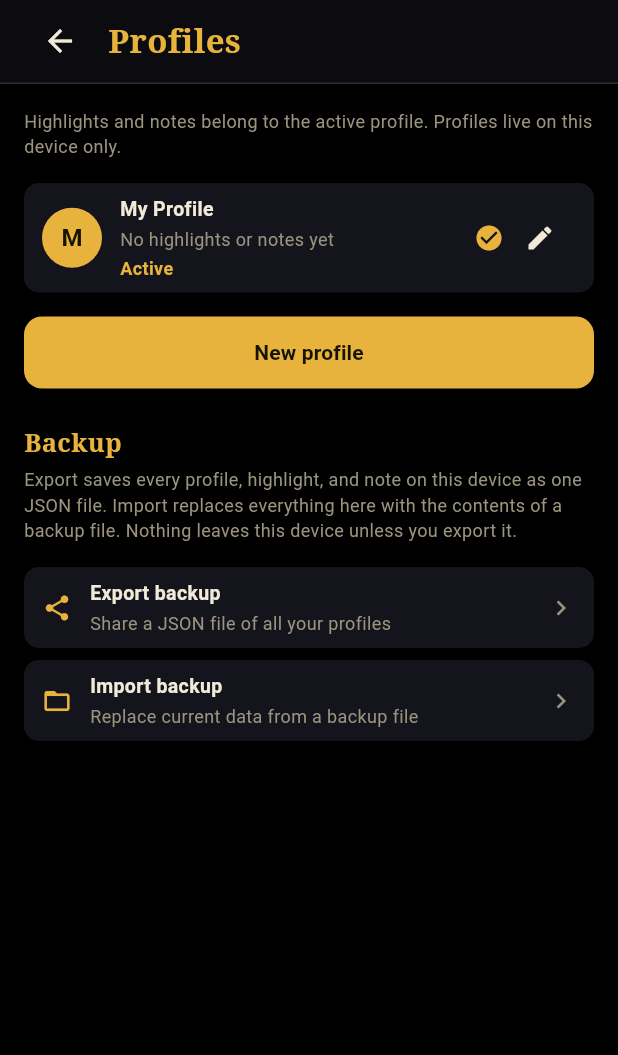
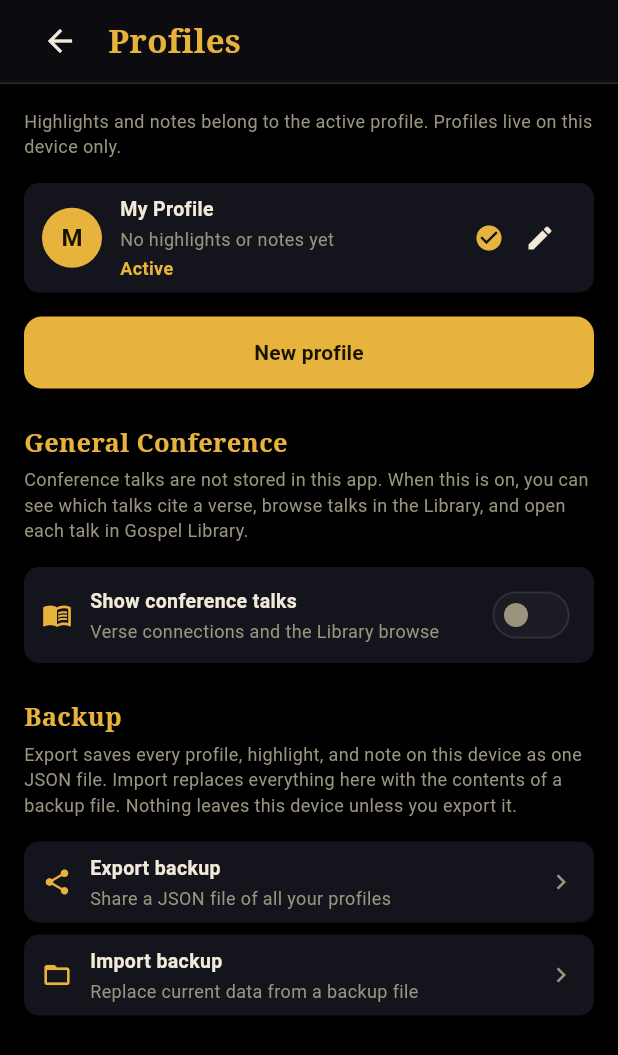
Before and after one commit to TScadden/woven-word, a Flutter app: the ProfilesScreen screen opened directly, on a phone screen of 412 x 824 dp. Shown: the top 1055 px of the screen. Run offline on Flutter 3.47's test engine with Material 3 defaults, Android fonts, the phone set to English and light mode, and no system bars; our stand-ins replace file_picker, share_plus, shared_preferences; accounts and stored records are empty.

Commit message:
Run 8 UI: Profiles General Conference toggle (§2)

```diff
--- a/flutter/lib/screens/profiles_screen.dart
+++ b/flutter/lib/screens/profiles_screen.dart
@@ -21,12 +21,30 @@ import '../theme/ww_theme.dart';
 /// board run 5 — the category pattern is an identity entry at the top
 /// of home: YouVersion's profile, the avatar entry in newer apps).
 class ProfilesScreen extends StatefulWidget {
-  const ProfilesScreen({super.key, this.pickBackupFile, this.shareBackup});
+  const ProfilesScreen({
+    super.key,
+    this.pickBackupFile,
+    this.shareBackup,
+    this.conferenceEnabled = false,
+    this.onConferenceChanged,
+  });
 
   /// Picks a backup file and returns its bytes; a null return is a
   /// cancelled pick. Defaults to the system file picker. Tests
   /// inject a fake picker through this seam.
   final Future<Uint8List?> Function()? pickBackupFile;
+
+  /// The General Conference layer's state when this screen opens
+  /// (board run 8, spec §2). The shell owns the preference; this
+  /// screen shows the value it was opened with and reports flips
+  /// through [onConferenceChanged]. A standalone pump (tests) gets
+  /// the default OFF state and may flip the row locally.
+  final bool conferenceEnabled;
+
+  /// Called with the new value the moment the toggle row is
+  /// tapped — visible state first, persistence fire-and-forget at
+  /// the owner (spec §1.1 / §2.4).
+  final ValueChanged<bool>? onConferenceChanged;
 
   /// Shares the exported backup JSON. Defaults to the system share
   /// sheet. Tests inject a fake through this seam.
@@ -40,11 +58,22 @@ class _ProfilesScreenState extends State<ProfilesScreen> {
   UserDataStore? _store;
   UserData _data = UserData();
   bool _loaded = false;
+  late bool _conferenceEnabled;
 
   @override
   void initState() {
     super.initState();
+    _conferenceEnabled = widget.conferenceEnabled;
     _load();
+  }
+
+  /// The conference toggle (spec §2.4): one action for the whole
+  /// row and for the switch inside it. The visible state flips
+  /// first; the owner persists at tap time (§1.1).
+  void _toggleConference(bool value) {
+    if (value == _conferenceEnabled) return;
+    setState(() => _conferenceEnabled = value);
+    widget.onConferenceChanged?.call(value);
   }
 
   Future<void> _load() async {
@@ -498,6 +527,17 @@ class _ProfilesScreenState extends State<ProfilesScreen> {
           child: const Text('New profile', style: WwType.goldButtonLabel),
         ),
         const SizedBox(height: 24),
+        const Text('General Conference', style: WwType.selectionTitle),
+        const SizedBox(height: 4),
+        const Text(
+          'Conference talks are not stored in this app. When this is '
+          'on, you can see which talks cite a verse, browse talks in '
+          'the Library, and open each talk in Gospel Library.',
+          style: WwType.captionOnDark,
+        ),
+        const SizedBox(height: 16),
+        _conferenceRow(),
+        const SizedBox(height: 24),
         const Text('Backup', style: WwType.selectionTitle),
         const SizedBox(height: 4),
         const Text(
@@ -569,6 +609,93 @@ class _ProfilesScreenState extends State<ProfilesScreen> {
                 color: WwColors.mutedOnDark,
               ),
             ],
+          ),
+        ),
+      ),
+    );
+  }
+
+  /// The General Conference toggle row (board run 8, spec §2.4):
+  /// the Backup-row construction, the whole row the tap target,
+  /// and a switch whose every color is set on the widget (§2.4.1 —
+  /// `wwTheme()` defines no switchTheme, so a stock switch would
+  /// be an unexamined default). The row and the switch are ONE
+  /// semantics node: container + toggled flag, label exactly
+  /// 'Show conference talks', the state carried by the flag only
+  /// (§2.5). The switch's own semantics are excluded so the tree
+  /// holds that single node for this one action.
+  Widget _conferenceRow() {
+    return Semantics(
+      container: true,
+      button: true,
+      toggled: _conferenceEnabled,
+      label: 'Show conference talks',
+      child: Material(
+        color: WwColors.surface,
+        borderRadius: BorderRadius.circular(WwRadius.row),
+        child: InkWell(
+          borderRadius: BorderRadius.circular(WwRadius.row),
+          onTap: () => _toggleConference(!_conferenceEnabled),
+          child: Container(
+            constraints: const BoxConstraints(minHeight: WwSpace.minTarget),
+            padding: const EdgeInsets.symmetric(horizontal: 12, vertical: 8),
+            child: Row(
+              children: [
+                const Icon(
+                  Icons.menu_book,
+                  size: 20,
+                  color: WwColors.goldBright,
+                ),
+                const SizedBox(width: 12),
+                Expanded(
+                  child: Column(
+                    crossAxisAlignment: CrossAxisAlignment.start,
+                    mainAxisSize: MainAxisSize.min,
+                    children: [
+                      Text(
+                        'Show conference talks',
+                        style: WwType.controlLabel.copyWith(
+                          fontWeight: FontWeight.w600,
+                        ),
+                      ),
+                      const SizedBox(height: 2),
+                      const Text(
+                        'Verse connections and the Library browse',
+                        style: WwType.captionOnDark,
+                      ),
+                    ],
+                  ),
+                ),
+                const SizedBox(width: 12),
+                ExcludeSemantics(
+                  child: Switch(
+                    value: _conferenceEnabled,
+                    onChanged: _toggleConference,
+                    activeTrackColor: WwColors.goldBright,
+                    inactiveTrackColor: WwColors.surfaceHigh,
+                    activeThumbColor: WwColors.onGold,
+                    inactiveThumbColor: WwColors.mutedOnDark,
+                    trackOutlineColor: WidgetStateProperty.resolveWith(
+                      (states) => states.contains(WidgetState.selected)
+                          ? Colors.transparent
+                          : WwColors.borderDark,
+                    ),
+                    trackOutlineWidth: WidgetStateProperty.resolveWith(
+                      (states) =>
+                          states.contains(WidgetState.selected) ? 0.0 : 1.0,
+                    ),
+                    thumbIcon: WidgetStateProperty.resolveWith(
+                      (states) => states.contains(WidgetState.selected)
+                          ? const Icon(
+                              Icons.check,
+                              color: WwColors.goldBright,
+                            )
+                          : null,
+                    ),
+                  ),
+                ),
+              ],
+            ),
           ),
         ),
       ),
--- a/flutter/lib/screens/shell_screen.dart
+++ b/flutter/lib/screens/shell_screen.dart
@@ -438,7 +438,14 @@ class ShellController extends ChangeNotifier implements ReaderHost {
   Future<void> _openProfiles() async {
     final nav = homeNavKey.currentState;
     if (nav == null) return;
-    await nav.push(WwPageRoute(builder: (_) => const ProfilesScreen()));
+    await nav.push(
+      WwPageRoute(
+        builder: (_) => ProfilesScreen(
+          conferenceEnabled: conferenceEnabled,
+          onConferenceChanged: setConferenceEnabled,
+        ),
+      ),
+    );
     _loadUserData();
   }
 
```
